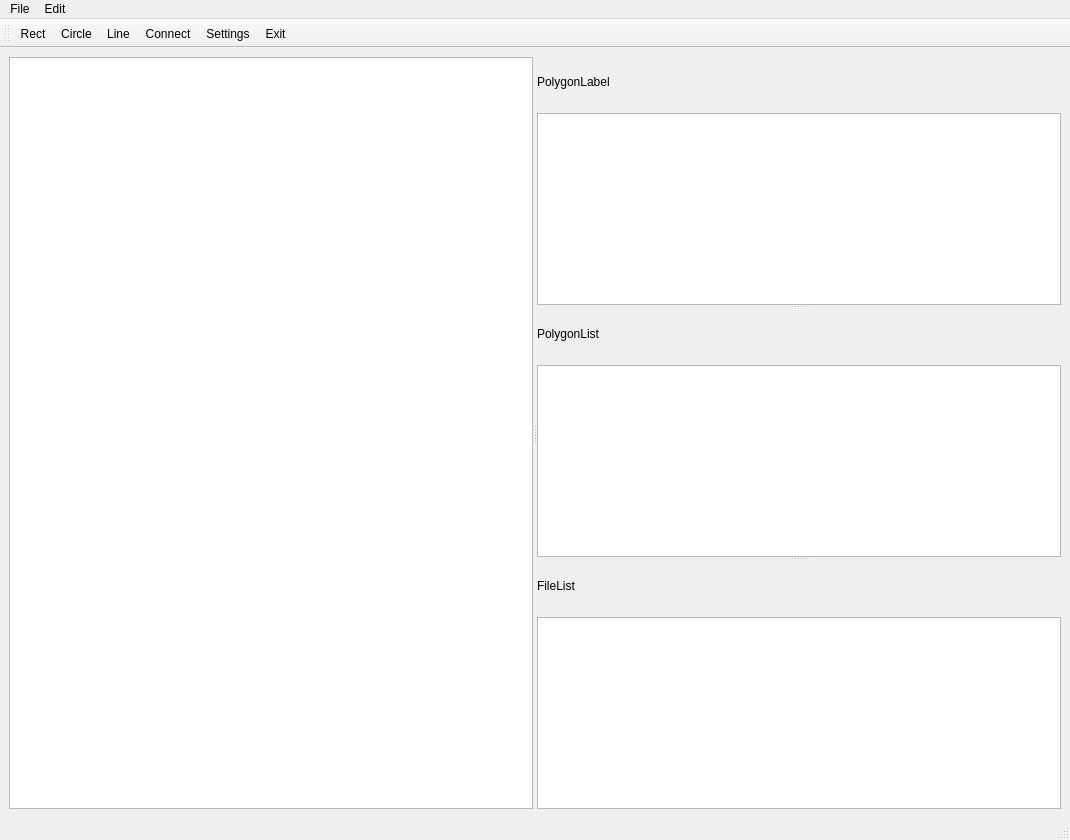
This is src/qlabelme/widgets/main_window.ui in mariekarelina/QLabelMe as Qt 5 draws it before an edit. The edited form follows.
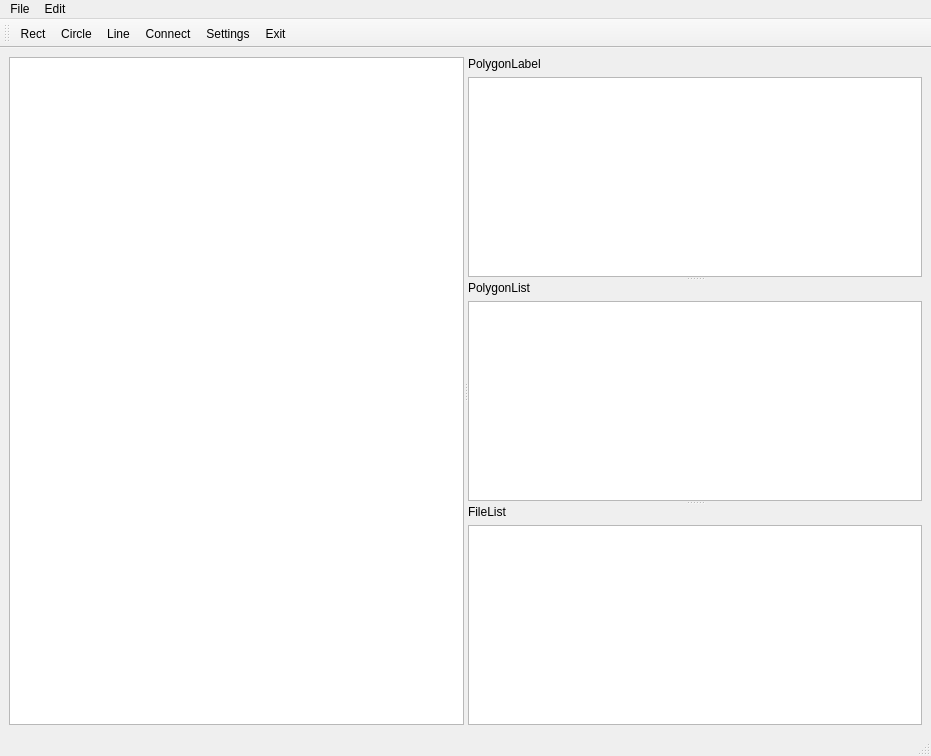
This is the edited form. Icons and pictures are not drawn. Custom widgets are drawn as their Qt base class.

Commit message: Добавлено запоминание позиций сплиттеров

```diff
--- a/src/qlabelme/widgets/main_window.ui
+++ b/src/qlabelme/widgets/main_window.ui
@@ -6,8 +6,8 @@
    <rect>
     <x>0</x>
     <y>0</y>
-    <width>1070</width>
-    <height>840</height>
+    <width>931</width>
+    <height>756</height>
    </rect>
   </property>
   <property name="sizePolicy">
@@ -29,15 +29,9 @@
    </size>
   </property>
   <widget class="QWidget" name="centralwidget">
-   <layout class="QVBoxLayout" name="verticalLayout">
+   <layout class="QHBoxLayout" name="horizontalLayout">
     <item>
-     <widget class="QSplitter" name="splitter_4">
-      <property name="sizePolicy">
-       <sizepolicy hsizetype="Preferred" vsizetype="Minimum">
-        <horstretch>0</horstretch>
-        <verstretch>0</verstretch>
-       </sizepolicy>
-      </property>
+     <widget class="QSplitter" name="splitter">
       <property name="orientation">
        <enum>Qt::Horizontal</enum>
       </property>
@@ -56,8 +50,8 @@
        <property name="orientation">
         <enum>Qt::Vertical</enum>
        </property>
-       <widget class="QWidget" name="verticalLayoutWidget_5">
-        <layout class="QVBoxLayout" name="verticalLayout_5">
+       <widget class="QWidget" name="layoutWidget">
+        <layout class="QVBoxLayout" name="verticalLayout">
          <item>
           <widget class="QLabel" name="label_4">
            <property name="text">
@@ -68,7 +62,7 @@
          <item>
           <widget class="QListWidget" name="listWidget_PolygonLabel">
            <property name="sizePolicy">
-            <sizepolicy hsizetype="Expanding" vsizetype="Maximum">
+            <sizepolicy hsizetype="Expanding" vsizetype="Expanding">
              <horstretch>0</horstretch>
              <verstretch>0</verstretch>
             </sizepolicy>
@@ -89,7 +83,7 @@
          <item>
           <widget class="QListWidget" name="listWidget_PolygonList">
            <property name="sizePolicy">
-            <sizepolicy hsizetype="Expanding" vsizetype="Maximum">
+            <sizepolicy hsizetype="Expanding" vsizetype="Expanding">
              <horstretch>0</horstretch>
              <verstretch>0</verstretch>
             </sizepolicy>
@@ -110,7 +104,7 @@
          <item>
           <widget class="QListWidget" name="listWidget_FileList">
            <property name="sizePolicy">
-            <sizepolicy hsizetype="Expanding" vsizetype="Maximum">
+            <sizepolicy hsizetype="Expanding" vsizetype="Expanding">
              <horstretch>0</horstretch>
              <verstretch>0</verstretch>
             </sizepolicy>
@@ -130,7 +124,7 @@
     <rect>
      <x>0</x>
      <y>0</y>
-     <width>1070</width>
+     <width>931</width>
      <height>23</height>
     </rect>
    </property>
```
Left out of the diff: 2 changed lines with no effect on the pictures. The commit also changes 1 other file.
